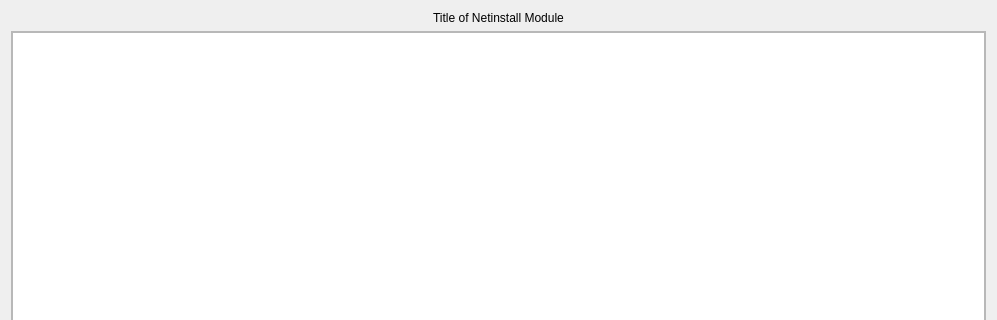
Old version of the form src/modules/netinstall/page_netinst.ui in the repository calamares/calamares; both pictures show x 0 to 997 and y 0 to 320 of the 997 by 474 pixel window.
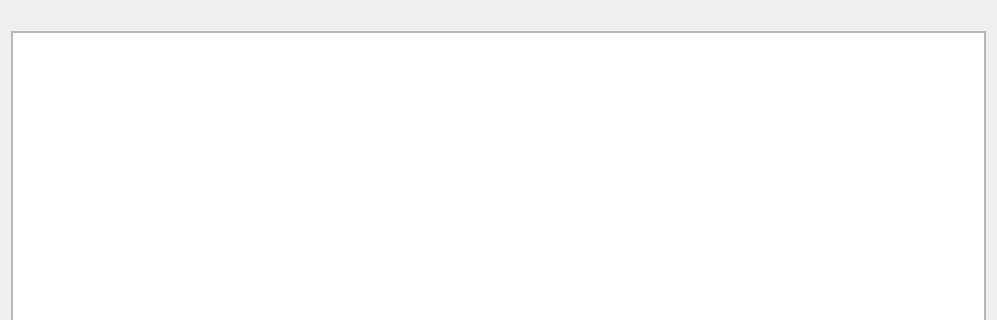
New version of the form.

Commit message: [netinstall] Don't give the translators a bogus string

What changed in the file:
```diff
--- a/src/modules/netinstall/page_netinst.ui
+++ b/src/modules/netinstall/page_netinst.ui
@@ -16,9 +16,6 @@
   <layout class="QVBoxLayout" name="verticalLayout_2">
    <item>
     <widget class="QLabel" name="label">
-     <property name="text">
-      <string>Title of Netinstall Module</string>
-     </property>
      <property name="alignment">
       <set>Qt::AlignCenter</set>
      </property>
```
